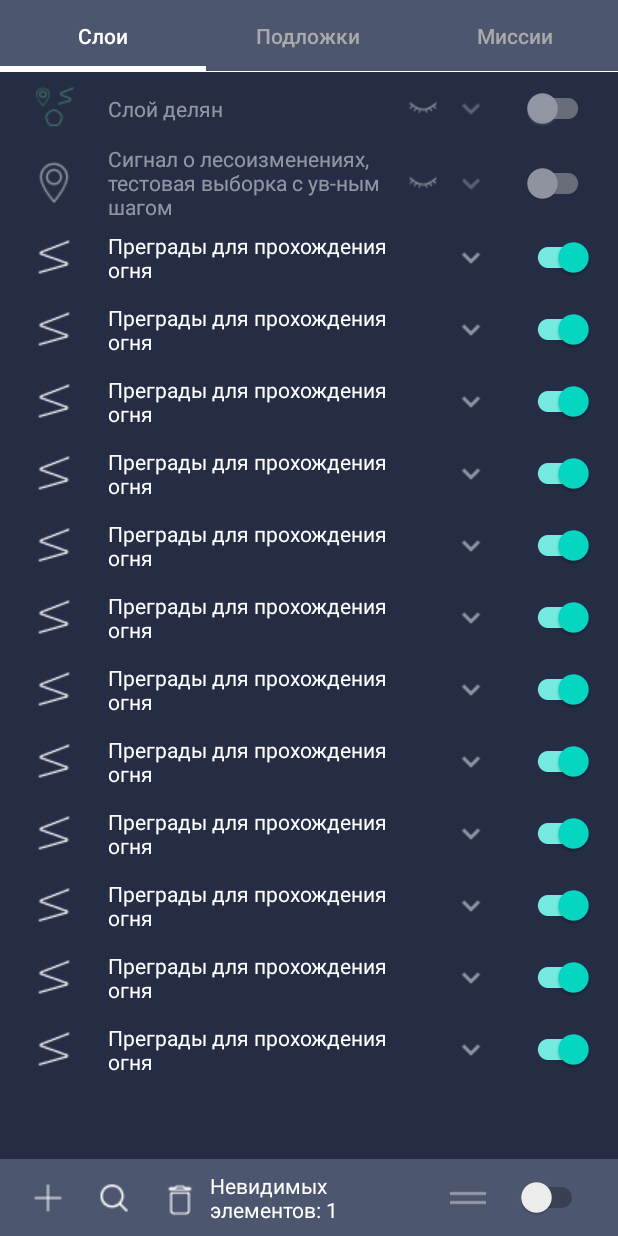
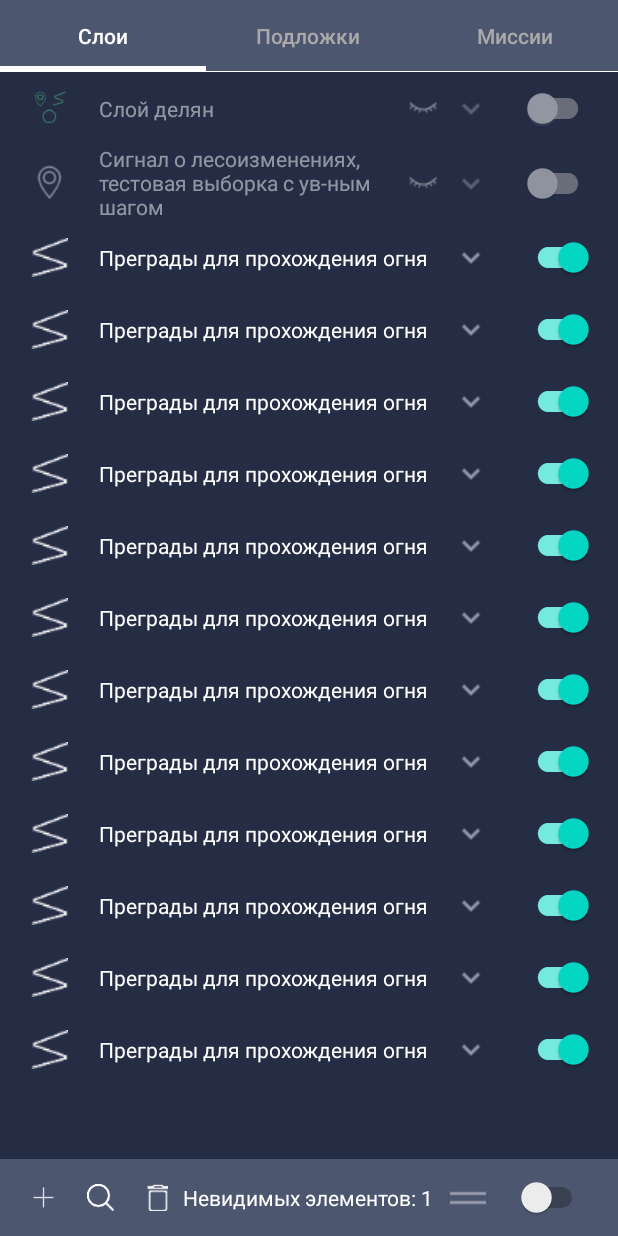
Before and after one commit to dachecker1/InfograceTask, an Android app: the screen it shows after launch (MainActivity), on a phone screen of 412 x 824 dp. Run offline under Robolectric (Android 15) with nearby library versions, the phone set to English and light mode, and no system bars; our stand-ins replace Room's generated code.

Commit message:
создал xxxhdpi для лучшего отображения изображений

```diff
--- a/app/src/main/res/layout/activity_main.xml
+++ b/app/src/main/res/layout/activity_main.xml
@@ -54,8 +54,8 @@
 
         <ImageView
             android:id="@+id/btn_add"
-            android:layout_width="wrap_content"
-            android:layout_height="wrap_content"
+            android:layout_width="18dp"
+            android:layout_height="18dp"
             android:layout_marginStart="20dp"
             android:layout_marginTop="12dp"
             android:layout_marginBottom="12dp"
@@ -66,8 +66,8 @@
 
         <ImageView
             android:id="@+id/btn_search"
-            android:layout_width="wrap_content"
-            android:layout_height="wrap_content"
+            android:layout_width="18dp"
+            android:layout_height="18dp"
             android:layout_marginStart="20dp"
             android:layout_marginTop="12dp"
             android:layout_marginBottom="12dp"
@@ -78,8 +78,8 @@
 
         <ImageView
             android:id="@+id/btn_delete"
-            android:layout_width="wrap_content"
-            android:layout_height="wrap_content"
+            android:layout_width="18dp"
+            android:layout_height="18dp"
             android:layout_marginStart="20dp"
             android:layout_marginTop="12dp"
             android:layout_marginEnd="20dp"
@@ -89,8 +89,7 @@
             app:layout_constraintEnd_toStartOf="@+id/drag_list"
             app:layout_constraintHorizontal_bias="0.0"
             app:layout_constraintStart_toEndOf="@+id/btn_search"
-            app:layout_constraintTop_toTopOf="parent"
-            app:layout_constraintVertical_bias="1.0" />
+            app:layout_constraintTop_toTopOf="parent" />
 
         <TextView
             android:id="@+id/tv_count_visible"
--- a/app/src/main/res/layout/tool_position.xml
+++ b/app/src/main/res/layout/tool_position.xml
@@ -58,8 +58,8 @@
             <ImageView
 
                 android:id="@+id/imLineLogo"
-                android:layout_width="wrap_content"
-                android:layout_height="wrap_content"
+                android:layout_width="26dp"
+                android:layout_height="26dp"
                 android:layout_gravity="center_vertical"
                 android:layout_marginStart="20dp"
                 android:src="@drawable/ic_grometry_collection"
@@ -154,8 +154,8 @@
 
             <ImageView
                 android:id="@+id/imBorder"
-                android:layout_width="wrap_content"
-                android:layout_height="wrap_content"
+                android:layout_width="21dp"
+                android:layout_height="21dp"
                 android:layout_marginEnd="26dp"
                 android:src="@drawable/ic_region_border"
                 app:layout_constraintBottom_toBottomOf="@+id/imTarget"
@@ -164,8 +164,8 @@
 
             <ImageView
                 android:id="@+id/imPage"
-                android:layout_width="wrap_content"
-                android:layout_height="wrap_content"
+                android:layout_width="21dp"
+                android:layout_height="21dp"
                 android:layout_marginEnd="26dp"
                 android:src="@drawable/ic_note"
                 app:layout_constraintBottom_toBottomOf="@+id/imTarget"
@@ -174,8 +174,8 @@
 
             <ImageView
                 android:id="@+id/imTarget"
-                android:layout_width="wrap_content"
-                android:layout_height="wrap_content"
+                android:layout_width="21dp"
+                android:layout_height="21dp"
                 android:layout_marginTop="14dp"
                 android:layout_marginBottom="11dp"
                 android:src="@drawable/ic_center_to_gps"
```
Also changed, not shown: app/src/main/res/drawable-xxxhdpi/btn_add.png (added), app/src/main/res/drawable-xxxhdpi/btn_delete.png (added), app/src/main/res/drawable-xxxhdpi/btn_search.png (added), app/src/main/res/drawable-xxxhdpi/ic_center_to_gps.png (added), app/src/main/res/drawable-xxxhdpi/ic_fill_polygon.png (added), app/src/main/res/drawable-xxxhdpi/ic_grometry_collection.png (added), app/src/main/res/drawable-xxxhdpi/ic_line_border.png (added), app/src/main/res/drawable-xxxhdpi/ic_note.png (added), app/src/main/res/drawable-xxxhdpi/ic_region_border.png (added), app/src/main/res/drawable/btn_add.png (deleted), app/src/main/res/drawable/btn_delete.png (deleted), app/src/main/res/drawable/btn_search.png (deleted), app/src/main/res/drawable/ic_center_to_gps.png (deleted), app/src/main/res/drawable/ic_grometry_collection.png (deleted), 3 more files.
